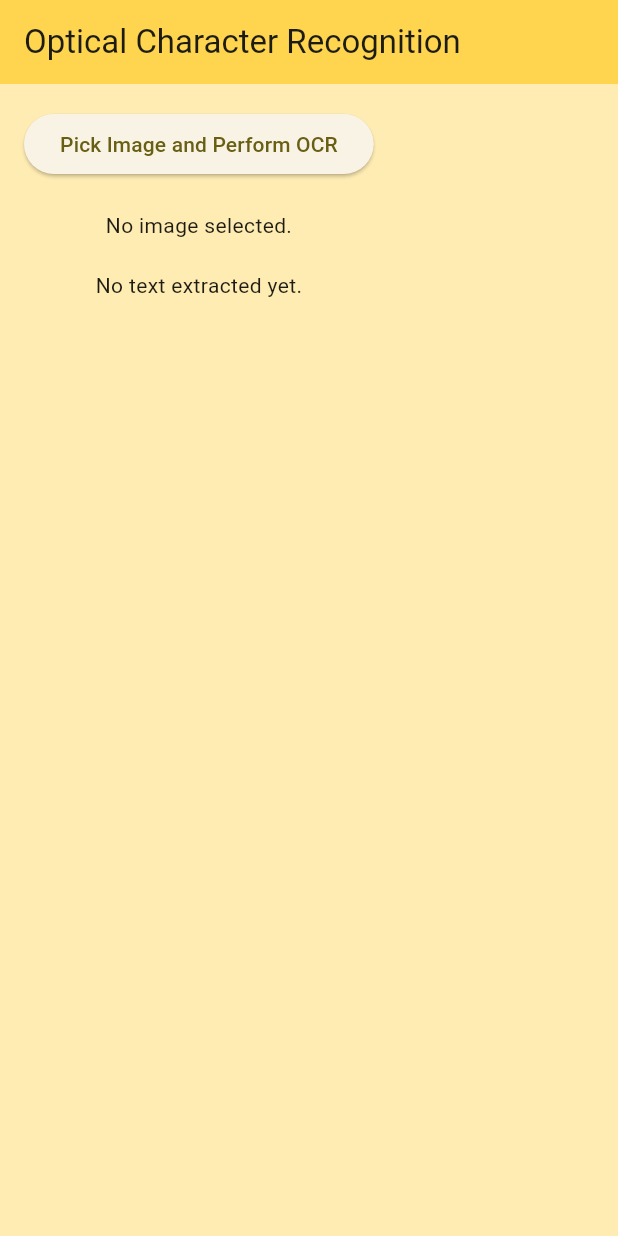
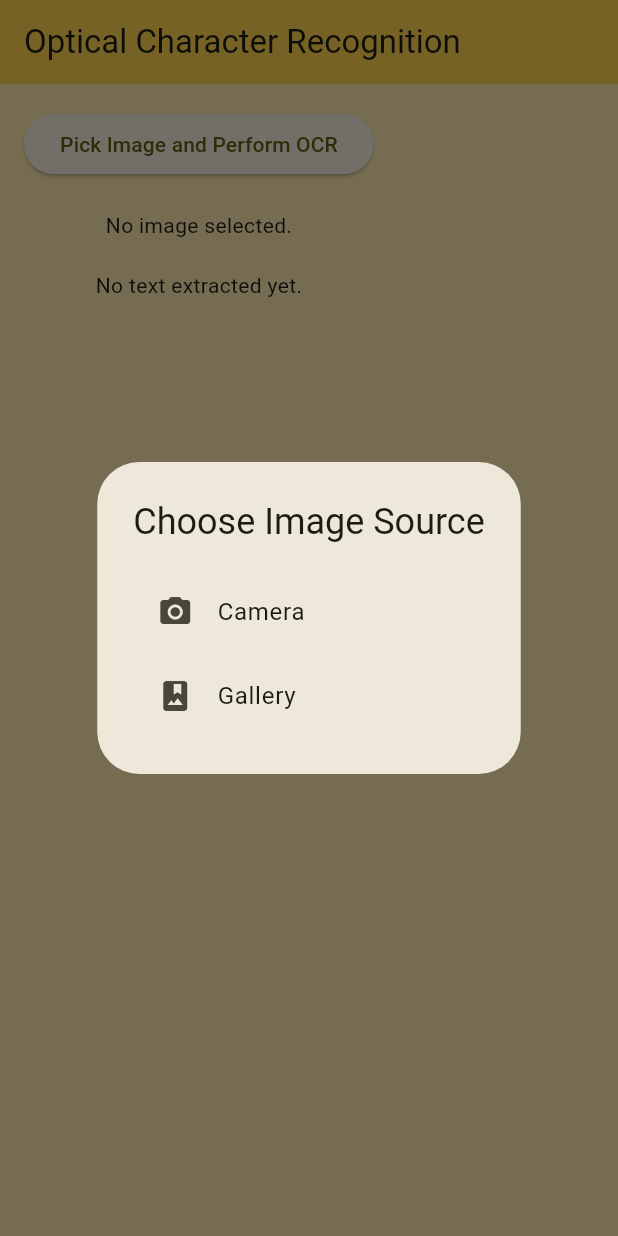
Before and after one commit to farizfarooqui/Image-OCR-Scanner-Flutter, a Flutter app: the screen it shows after launch, after a tap on "Pick Image and Perform OCR", on a phone screen of 412 x 824 dp. Run offline on Flutter 3.47's test engine with Material 3 defaults, Android fonts, the phone set to English and light mode, and no system bars; our stand-ins replace image_picker.

Commit message:
camera feature added

```diff
--- a/lib/screens/home_screen.dart
+++ b/lib/screens/home_screen.dart
@@ -19,20 +19,56 @@ class _OcrPageState extends State<OcrPage> {
   final ImagePicker _picker = ImagePicker();
 
   Future<void> pickImageAndPerformOCR() async {
-    final XFile? image = await _picker.pickImage(source: ImageSource.gallery);
+    // Show dialog to choose between camera or gallery
+    final ImageSource? source = await showDialog<ImageSource>(
+      context: context,
+      builder: (BuildContext context) {
+        return AlertDialog(
+          title: const Text('Choose Image Source'),
+          content: Column(
+            mainAxisSize: MainAxisSize.min,
+            children: [
+              ListTile(
+                leading: const Icon(Icons.camera_alt),
+                title: const Text('Camera'),
+                onTap: () => Navigator.pop(context, ImageSource.camera),
+              ),
+              ListTile(
+                leading: const Icon(Icons.photo_album),
+                title: const Text('Gallery'),
+                onTap: () => Navigator.pop(context, ImageSource.gallery),
+              ),
+            ],
+          ),
+        );
+      },
+    );
+
+    if (source != null) {
+      final XFile? image = await _picker.pickImage(source: source);
 
       if (image != null) {
         setState(() {
           _selectedImage = File(image.path);
         });
 
+        // Check if the image file exists
+        if (_selectedImage!.existsSync()) {
+          print('Image path: ${image.path}'); // Debug: Check image path
+
           try {
+            await Future.delayed(
+                const Duration(seconds: 0)); // Adding delay for camera images
             String text = await performOCR(image.path);
             setState(() {
               ocrText = text;
             });
           } catch (e) {
             print('Error during OCR: $e');
+          }
+        } else {
+          print('Image file not found!');
+        }
       }
     }
   }
@@ -71,19 +107,20 @@ class _OcrPageState extends State<OcrPage> {
                   : const Text('No image selected.'),
               const SizedBox(height: 20),
               ocrText.isNotEmpty
-                  ? Stack(
+                  ? Container(
+                      width: double.infinity,
+                      child: Card(
+                        shadowColor: Colors.black,
+                        borderOnForeground: true,
+                        color: Colors.yellow[200],
+                        elevation: 8,
+                        child: Stack(
                           children: [
-                        Card(
-                          elevation: 5,
-                          shape: RoundedRectangleBorder(
-                            borderRadius: BorderRadius.circular(15),
-                          ),
-                          child: Padding(
+                            Padding(
                               padding: const EdgeInsets.all(16.0),
                               child: Text(
                                 ocrText,
                                 style: const TextStyle(fontSize: 16),
-                            ),
                               ),
                             ),
                             Positioned(
@@ -96,6 +133,8 @@ class _OcrPageState extends State<OcrPage> {
                               ),
                             ),
                           ],
+                        ),
+                      ),
                     )
                   : const Text('No text extracted yet.'),
             ],
```
Also changed, not shown: 1 other file. Lines whose indentation alone changed are shown as unchanged.
